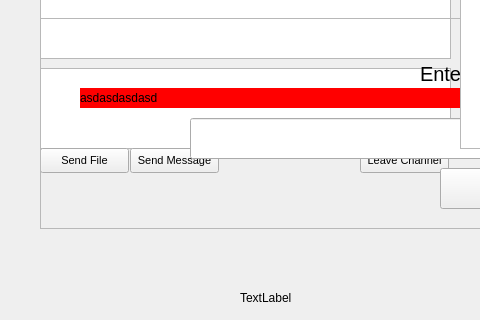
Before: the Qt Designer form mainwindow.ui in danes5/secure-internet-relay-chat-client, drawn with Qt 5; both pictures show x 0 to 480 and y 248 to 568 of the 987 by 677 pixel window.
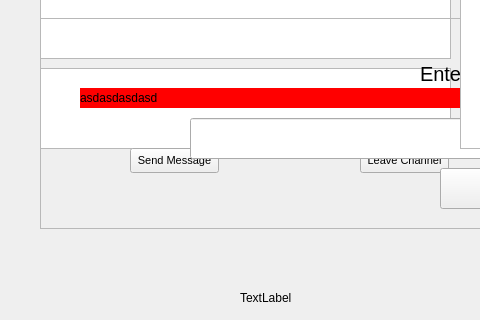
After: the same form once the commit is applied.

```diff
--- a/mainwindow.ui
+++ b/mainwindow.ui
@@ -91,24 +91,6 @@
      <string>Send Message</string>
     </property>
    </widget>
-   <widget class="QPushButton" name="sendFileButton">
-    <property name="geometry">
-     <rect>
-      <x>40</x>
-      <y>360</y>
-      <width>89</width>
-      <height>25</height>
-     </rect>
-    </property>
-    <property name="font">
-     <font>
-      <pointsize>8</pointsize>
-     </font>
-    </property>
-    <property name="text">
-     <string>Send File</string>
-    </property>
-   </widget>
    <widget class="QPushButton" name="startCommunicationsButton">
     <property name="geometry">
      <rect>
```
